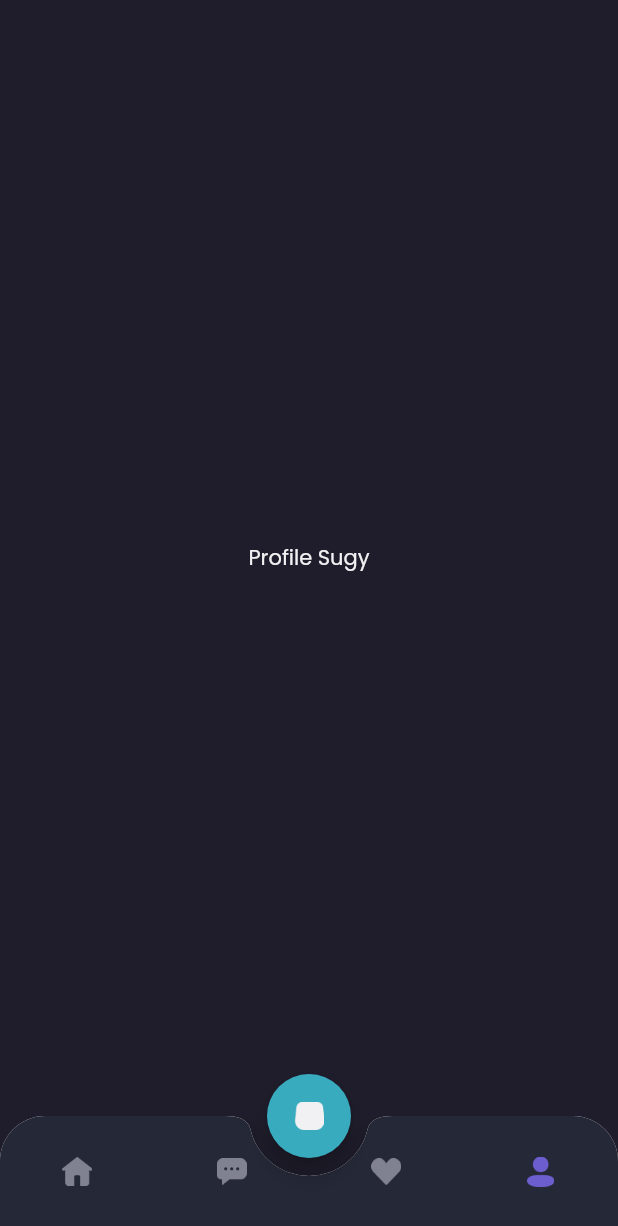
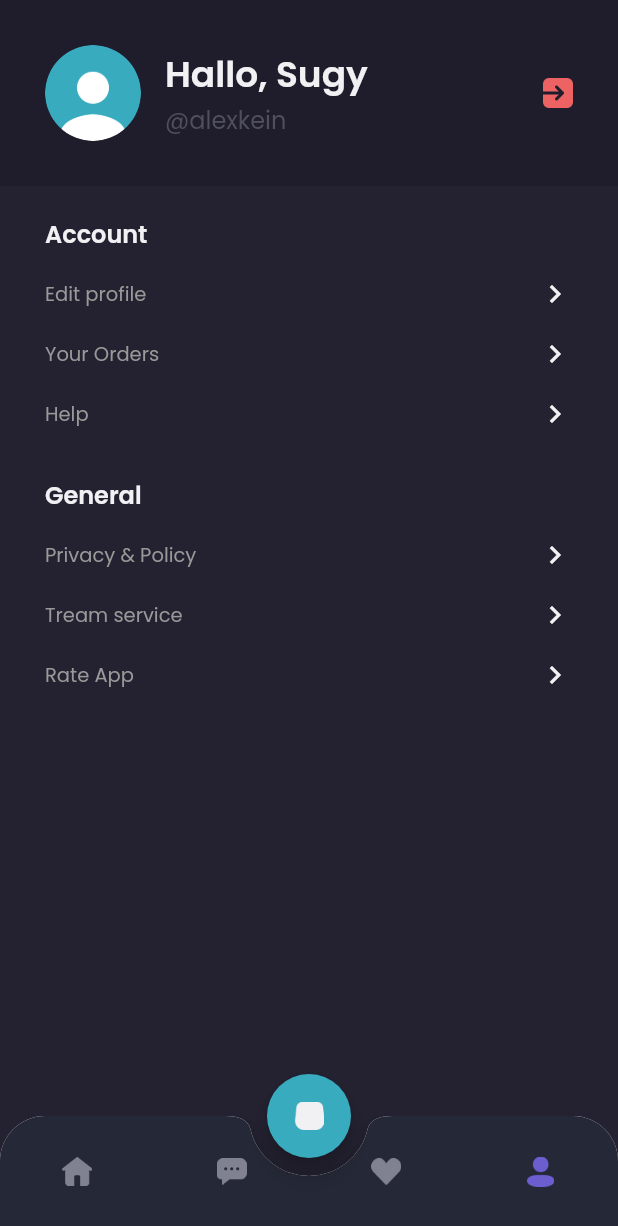
Before and after one commit to ferizalsyah/shamo, a Flutter app: the MainPage screen opened by its route, item 4 of the bottom bar chosen, on a phone screen of 412 x 824 dp. Shown: the top 1226 px of the screen. Run offline on Flutter 3.47's test engine with Material 2 defaults, Android fonts, the phone set to English and light mode, and no system bars; our stand-ins replace carousel_slider, google_fonts.

Commit message:
update detail page

```diff
--- a/lib/main.dart
+++ b/lib/main.dart
@@ -1,7 +1,9 @@
 import 'package:flutter/material.dart';
 import 'package:sekolah/pages/detail_chat_page.dart';
+import 'package:sekolah/pages/edit_profile_page.dart';
 // import 'package:sekolah/pages/home/home_page.dart';
 import 'package:sekolah/pages/home/main_page.dart';
+import 'package:sekolah/pages/product_page.dart';
 import 'package:sekolah/pages/sign_in_page.dart';
 import 'package:sekolah/pages/sign_up_page.dart';
 import 'package:sekolah/pages/spalsh_page.dart';
@@ -20,6 +22,8 @@ class MyApp extends StatelessWidget {
         '/sign-up': (context) => SignUpPage(),
         '/home': (context) => MainPage(),
         '/detail-chat': (context) => DetailChatPage(),
+        '/edit-profile': (context) => EditProfilePage(),
+        '/product': (context) => ProductPage(),
       },
     );
   }
--- a/lib/pages/home/main_page.dart
+++ b/lib/pages/home/main_page.dart
@@ -128,7 +128,7 @@ class _MainPageState extends State<MainPage> {
     }
 
     return Scaffold(
-      backgroundColor: backgroundColor1,
+      backgroundColor: currentIndex == 0 ? backgroundColor1 : backgroundColor3,
       floatingActionButton: cartButton(),
       floatingActionButtonLocation: FloatingActionButtonLocation.centerDocked,
       bottomNavigationBar: customBottonNav(),
--- a/lib/pages/home/profile_page.dart
+++ b/lib/pages/home/profile_page.dart
@@ -4,11 +4,150 @@ import 'package:sekolah/theme.dart';
 class ProfilePage extends StatelessWidget {
   @override
   Widget build(BuildContext context) {
-    return Center(
-      child: Text(
-        'Profile Sugy',
-        style: primaryTextStyle,
-      ),
+    Widget header() {
+      return AppBar(
+        backgroundColor: backgroundColor1,
+        automaticallyImplyLeading: false,
+        elevation: 0,
+        flexibleSpace: SafeArea(
+          child: Container(
+            padding: EdgeInsets.all(
+              defaultMargin,
+            ),
+            child: Row(
+              children: [
+                ClipOval(
+                  child: Image.asset(
+                    'assets/profile.png',
+                    width: 64,
+                  ),
+                ),
+                SizedBox(
+                  width: 16,
+                ),
+                Expanded(
+                  child: Column(
+                    crossAxisAlignment: CrossAxisAlignment.start,
+                    children: [
+                      Text(
+                        'Hallo, Sugy',
+                        style: primaryTextStyle.copyWith(
+                          fontSize: 24,
+                          fontWeight: semiBold,
+                        ),
+                      ),
+                      Text(
+                        '@alexkein',
+                        style: subtitleTextStyle.copyWith(
+                          fontSize: 16,
+                        ),
+                      ),
+                    ],
+                  ),
+                ),
+                GestureDetector(
+                  onTap: () {
+                    Navigator.pushNamedAndRemoveUntil(
+                        context, '/sign-in', (route) => false);
+                  },
+                  child: Image.asset(
+                    'assets/exit_button.png',
+                    width: 20,
+                  ),
+                )
+              ],
+            ),
+          ),
+        ),
+      );
+    }
+
+    Widget menuItem(String text) {
+      return Container(
+        margin: EdgeInsets.only(top: 16),
+        child: Row(
+          mainAxisAlignment: MainAxisAlignment.spaceBetween,
+          children: [
+            Text(
+              text,
+              style: secondaryTextStyle.copyWith(
+                fontSize: 13,
+              ),
+            ),
+            Icon(
+              Icons.chevron_right,
+              color: primaryTextColor,
+            ),
+          ],
+        ),
+      );
+    }
+
+    Widget content() {
+      return Expanded(
+        child: Container(
+          width: double.infinity,
+          padding: EdgeInsets.symmetric(horizontal: defaultMargin),
+          decoration: BoxDecoration(
+            color: backgroundColor3,
+          ),
+          child: Column(
+            crossAxisAlignment: CrossAxisAlignment.start,
+            children: [
+              SizedBox(
+                height: 20,
+              ),
+              Text(
+                'Account',
+                style: primaryTextStyle.copyWith(
+                  fontSize: 16,
+                  fontWeight: semiBold,
+                ),
+              ),
+              GestureDetector(
+                onTap: () {
+                  Navigator.pushNamed(context, '/edit-profile');
+                },
+                child: menuItem(
+                  'Edit profile',
+                ),
+              ),
+              menuItem(
+                'Your Orders',
+              ),
+              menuItem(
+                'Help',
+              ),
+              SizedBox(
+                height: 30,
+              ),
+              Text(
+                'General',
+                style: primaryTextStyle.copyWith(
+                  fontSize: 16,
+                  fontWeight: semiBold,
+                ),
+              ),
+              menuItem(
+                'Privacy & Policy',
+              ),
+              menuItem(
+                'Tream service',
+              ),
+              menuItem(
+                'Rate App',
+              ),
+            ],
+          ),
+        ),
+      );
+    }
+
+    return Column(
+      children: [
+        header(),
+        content(),
+      ],
     );
   }
 }
--- a/lib/theme.dart
+++ b/lib/theme.dart
@@ -12,6 +12,7 @@ Color backgroundColor2 = Color(0xff2B2937);
 Color backgroundColor3 = Color(0xff242231);
 Color backgroundColor4 = Color(0xff252836);
 Color backgroundColor5 = Color(0xff2B2844);
+Color backgroundColor6 = Color(0xffECEDEF);
 Color primaryTextColor = Color(0xffF1F0F2);
 Color secondaryTextColor = Color(0xff999999);
 Color subtitleColor = Color(0xff504F5E);
--- a/pubspec.yaml
+++ b/pubspec.yaml
@@ -28,6 +28,7 @@ dependencies:
   # Use with the CupertinoIcons class for iOS style icons.
   cupertino_icons: ^1.0.0
   google_fonts: ^1.1.1
+  carousel_slider: ^3.0.0
 
 dev_dependencies:
   flutter_test:
```
Also changed, not shown: lib/pages/edit_profile_page.dart (added, +162 -0 lines), lib/pages/home/wishlist_page.dart (+21 -1 lines), lib/pages/product_page.dart (added, +335 -0 lines), lib/widgets/product_card.dart (+6 -1 lines), lib/widgets/product_tile.dart (+6 -1 lines), lib/widgets/wishlist_card.dart (added, +52 -0 lines), assets/exit_button.png (renamed from assets/Exit Button.png), assets/icon-cart.png (added), assets/icon_button_chat.png (added), pubspec.lock.
